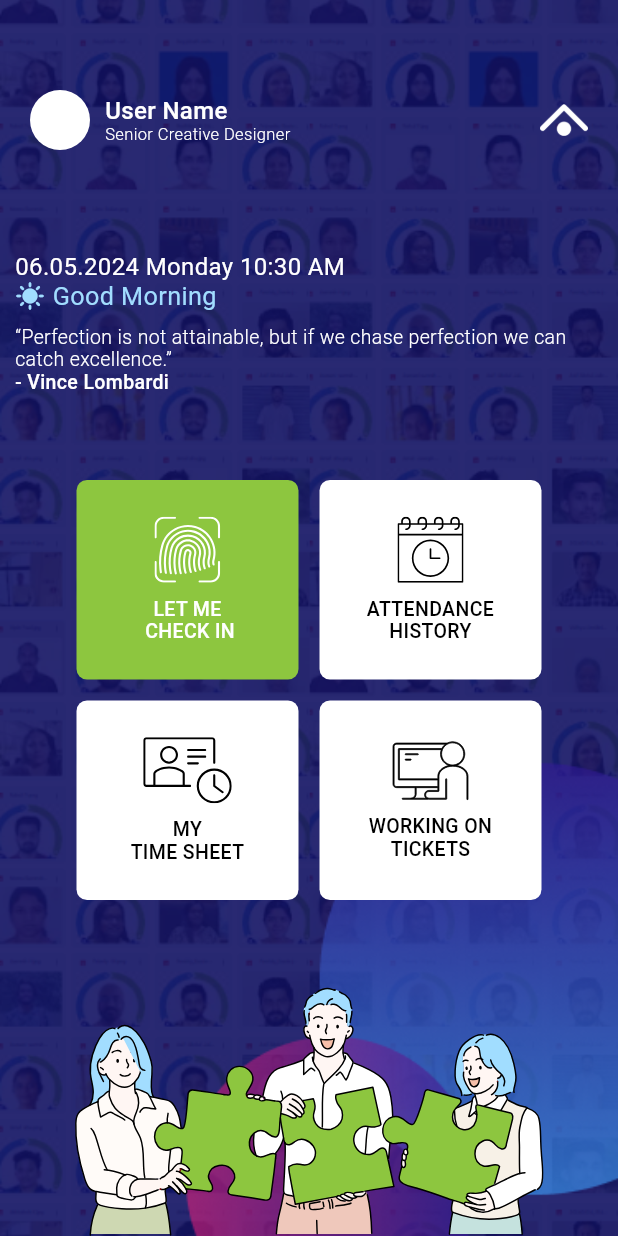
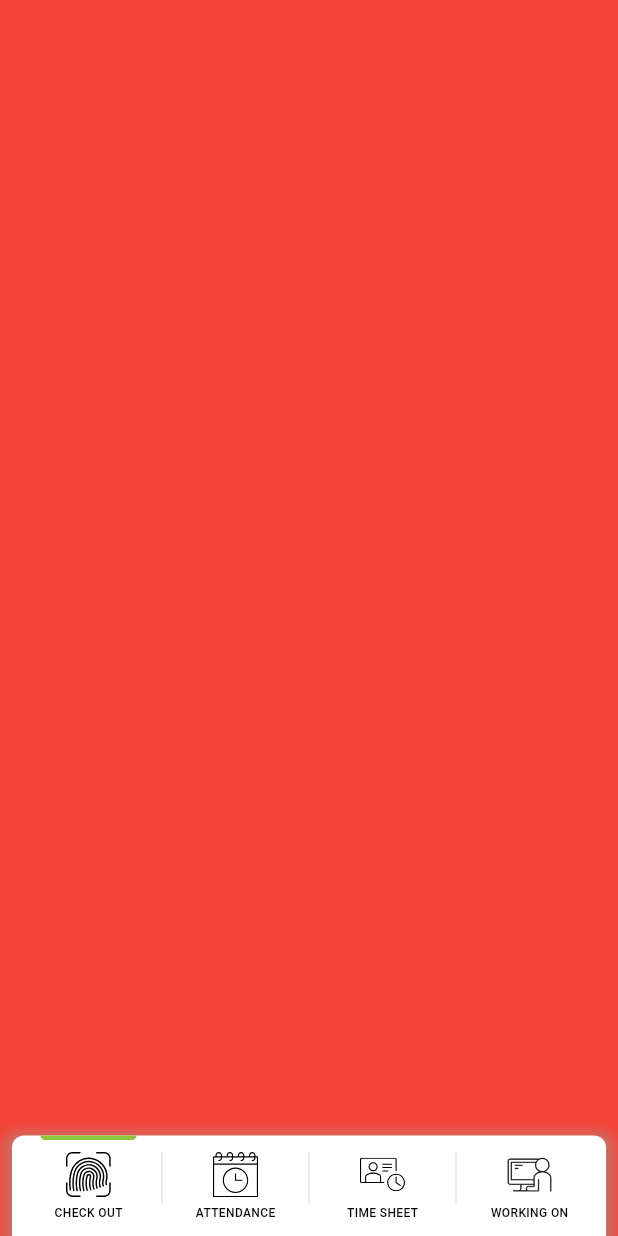
Before and after one commit to deepak-02/Tw-AttendanceUi, a Flutter app: the screen it shows after launch, after a tap on an icon or button, on a phone screen of 412 x 824 dp. Run offline on Flutter 3.47's test engine with Material 3 defaults, Android fonts, the phone set to English and light mode, and no system bars; our stand-ins replace flutter_svg, get.

Commit message:
bottom nav bar

```diff
--- a/lib/main.dart
+++ b/lib/main.dart
@@ -1,8 +1,16 @@
 import 'package:attendance/screens/otherScreens/splash_screen.dart';
 import 'package:flutter/material.dart';
+import 'package:flutter/services.dart';
 import 'package:get/get.dart';
 
 void main() {
+
+  SystemChrome.setSystemUIOverlayStyle(const SystemUiOverlayStyle(
+    statusBarColor: Colors.transparent,
+    statusBarIconBrightness: Brightness.light,
+  ));
+  WidgetsFlutterBinding.ensureInitialized();
+  SystemChrome.setPreferredOrientations([DeviceOrientation.portraitUp]);
   runApp(const MyApp());
 }
 
@@ -19,6 +27,7 @@ class MyApp extends StatelessWidget {
         colorScheme: ColorScheme.fromSeed(seedColor: const Color(0xff21206a)),
         useMaterial3: true,
       ),
+      // home: const Dashboard(),
       home: const SplashScreen(),
     );
   }
--- /dev/null
+++ b/lib/screens/home/dashboard/dashboard.dart
@@ -0,0 +1,169 @@
+import 'package:flutter/material.dart';
+
+import '../../../widgets/bottomNavBar/navbar_item.dart';
+
+class Dashboard extends StatefulWidget {
+  const Dashboard({super.key,  this.index});
+
+  final int ? index;
+  @override
+  DashboardState createState() => DashboardState();
+}
+
+class DashboardState extends State<Dashboard> {
+  int _currentIndex = 0;
+  late final PageController _pageController;
+
+  @override
+  void initState() {
+    super.initState();
+
+    if (widget.index != null) {
+      _currentIndex = widget.index!;
+    }
+
+    _pageController = PageController(initialPage: _currentIndex);
+
+    _pageController.addListener(() {
+      setState(() {
+        _currentIndex = _pageController.page!.round();
+      });
+    });
+
+  }
+
+
+  @override
+  void dispose() {
+    _pageController.dispose(); // Dispose the controller when the widget is disposed
+    super.dispose();
+  }
+
+  @override
+  Widget build(BuildContext context) {
+
+    List<Widget> pages = [
+      Container(color: Colors.red),
+      Container(color: Colors.green),
+      Container(color: Colors.blue),
+      Container(color: Colors.yellow),
+    ];
+
+    return PopScope(
+      canPop: _currentIndex== 0, // Disable back gesture if not on the first page
+      onPopInvoked: (bool didPop) {
+        if (!didPop) {
+          // Navigate to the first page if the back gesture was blocked
+          _pageController.jumpToPage(0);
+        }
+      },
+      child: Scaffold(
+        extendBody: true,
+        body: PageView.builder(
+          // physics: NeverScrollableScrollPhysics(),
+          controller: _pageController,
+          itemCount: 4, // Number of pages
+          itemBuilder: (context, index) {
+            return pages[index];
+          },
+        ),
+
+
+        bottomNavigationBar: Padding(
+          padding: const EdgeInsets.only(left: 8.0, right: 8.0),
+          child: Container(
+            decoration: BoxDecoration(
+              color: const Color(0xFFFFFFFF),
+              borderRadius: const BorderRadius.only(
+                topRight: Radius.circular(8),
+                topLeft: Radius.circular(8),
+              ),
+              boxShadow: [
+                BoxShadow(
+                  color: Colors.grey.withOpacity(0.5),
+                  spreadRadius: 5,
+                  blurRadius: 7,
+                  offset: const Offset(0, 3),
+                ),
+              ],
+            ),
+            child: Padding(
+              padding: const EdgeInsets.only(left: 10, right: 10, bottom: 10),
+              child: Row(
+                mainAxisAlignment: MainAxisAlignment.spaceEvenly,
+                children: <Widget>[
+                  NavbarItem(
+                    isSelected: _currentIndex == 0 ? true : false,
+                    toolTip: 'Check Out',
+                    onTap: () {
+                      setState(() {
+                        _currentIndex = 0;
+                        _pageController.jumpToPage(_currentIndex);
+                      });
+                    },
+                    svgImage: "assets/icons/let_me_checkin_dark.svg",
+                    text: 'CHECK OUT',
+                  ),
+                  const SizedBox(
+                    height: 35,
+                    child: VerticalDivider(
+                      color: Color(0xffe7e7e7),
+                    ),
+                  ),
+                  NavbarItem(
+                    isSelected: _currentIndex == 1 ? true : false,
+                    toolTip: 'Attendance',
+                    onTap: () {
+                      setState(() {
+                        _currentIndex = 1;
+                        _pageController.jumpToPage(_currentIndex);
+                      });
+                    },
+                    svgImage: "assets/icons/attendance_history_dark.svg",
+                    text: 'ATTENDANCE',
+                  ),
+                  const SizedBox(
+                    height: 35,
+                    child: VerticalDivider(
+                      color: Color(0xffe7e7e7),
+                    ),
+                  ),
+                  NavbarItem(
+                    isSelected: _currentIndex == 2 ? true : false,
+                    toolTip: 'Time Sheet',
+                    onTap: () {
+                      setState(() {
+                        _currentIndex = 2;
+                        _pageController.jumpToPage(_currentIndex);
+                      });
+                    },
+                    svgImage: "assets/icons/time_sheet_dark.svg",
+                    text: 'TIME SHEET',
+                  ),
+                  const SizedBox(
+                    height: 35,
+                    child: VerticalDivider(
+                      color: Color(0xffe7e7e7),
+                    ),
+                  ),
+                  NavbarItem(
+                    isSelected: _currentIndex == 3 ? true : false,
+                    toolTip: 'Working On',
+                    onTap: () {
+                      setState(() {
+                        _currentIndex = 3;
+                        _pageController.jumpToPage(_currentIndex);
+                      });
+                    },
+                    svgImage: "assets/icons/working_on_dark.svg",
+                    text: 'WORKING ON',
+                  ),
+                ],
+              ),
+            ),
+          ),
+        ),
+      ),
+    );
+  }
+}
--- a/lib/screens/home/home.dart
+++ b/lib/screens/home/home.dart
@@ -1,5 +1,6 @@
 import 'dart:async';
 
+import 'package:attendance/screens/home/dashboard/dashboard.dart';
 import 'package:flutter/material.dart';
 import 'package:flutter_svg/svg.dart';
 import 'package:get/get.dart';
@@ -58,9 +59,9 @@ class HomeState extends State<Home> {
                           padding: const EdgeInsets.all(10),
                           child: GestureDetector(
                             onTap: (){
-                              Get.to(ProfilePage(),
+                              Get.to(const ProfilePage(),
                                 transition: Transition.leftToRightWithFade,
-                                duration: const Duration(milliseconds: 800),);
+                                duration: const Duration(milliseconds: 500),);
                             },
                             child: Container(
                               height: 40,
@@ -192,28 +193,52 @@ class HomeState extends State<Home> {
                     runSpacing: 14,
                     children: [
                       HomeTile(
-                        onTap: (){},
+                        onTap: (){
+                          Get.to(
+                              const Dashboard(index: 0,),
+                            transition: Transition.zoom,
+                            duration: const Duration(milliseconds: 500),
+                          );
+                        },
                         backgroundColor: const Color(0xFF8DC63F),
                         img: "assets/icons/let_me_checkin_light.svg",
                         name: "LET ME\n CHECK IN",
                         textColor: Colors.white,
                       ),
                       HomeTile(
-                        onTap: (){},
+                        onTap: (){
+                          Get.to(
+                          const Dashboard(index: 1,),
+                          transition: Transition.zoom,
+                          duration: const Duration(milliseconds: 500),
+                        );
+                          },
                         backgroundColor: Colors.white,
                         img: "assets/icons/attendance_history_dark.svg",
                         name: "ATTENDANCE \nHISTORY",
                         textColor: Colors.black,
                       ),
                       HomeTile(
-                        onTap: (){},
+                        onTap: (){
+                          Get.to(
+                            const Dashboard(index: 2,),
+                            transition: Transition.zoom,
+                            duration: const Duration(milliseconds: 500),
+                          );
+                        },
                         backgroundColor: Colors.white,
                         img: "assets/icons/time_sheet_dark.svg",
                         name: "MY \nTIME SHEET",
                         textColor: Colors.black,
                       ),
                       HomeTile(
-                        onTap: (){},
+                        onTap: (){
+                          Get.to(
+                            const Dashboard(index: 3,),
+                            transition: Transition.zoom,
+                            duration: const Duration(milliseconds: 500),
+                          );
+                        },
                         backgroundColor: Colors.white,
                         img: "assets/icons/working_on_dark.svg",
                         name: "WORKING ON \nTICKETS",
--- a/lib/screens/otherScreens/splash_screen.dart
+++ b/lib/screens/otherScreens/splash_screen.dart
@@ -1,6 +1,5 @@
 import 'package:attendance/screens/home/home.dart';
 import 'package:flutter/material.dart';
-import 'package:flutter/services.dart';
 import 'package:get/get.dart';
 
 class SplashScreen extends StatefulWidget {
@@ -14,10 +13,10 @@ class _SplashScreenState extends State<SplashScreen> {
   @override
   void initState() {
     super.initState();
-    SystemChrome.setSystemUIOverlayStyle(const SystemUiOverlayStyle(
-      statusBarColor: Colors.transparent,
-      statusBarIconBrightness: Brightness.light,
-    ));
+    // SystemChrome.setSystemUIOverlayStyle(const SystemUiOverlayStyle(
+    //   statusBarColor: Colors.transparent,
+    //   statusBarIconBrightness: Brightness.light,
+    // ));
 
     Future.delayed(const Duration(seconds: 2), () {
       Get.offAll(
--- /dev/null
+++ b/lib/widgets/bottomNavBar/navbar_item.dart
@@ -0,0 +1,84 @@
+import 'package:flutter/material.dart';
+import 'package:flutter_svg/svg.dart';
+
+class NavbarItem extends StatelessWidget {
+  const NavbarItem({
+    super.key,
+    required this.toolTip,
+    required this.onTap,
+    required this.svgImage,
+    required this.text,
+    this.isSelected,
+  });
+
+  final String? toolTip;
+  final void Function()? onTap;
+  final String svgImage;
+  final String text;
+  final bool ? isSelected;
+
+  @override
+  Widget build(BuildContext context) {
+    return Column(
+      mainAxisAlignment: MainAxisAlignment.start,
+      crossAxisAlignment: CrossAxisAlignment.center,
+      mainAxisSize: MainAxisSize.min,
+      children: [
+        isSelected == true ?
+        Padding(
+          padding: const EdgeInsets.only(bottom: 8.0),
+          child: Container(
+            width: 64,
+            height: 3,
+            decoration: const ShapeDecoration(
+              color: Color(0xFF8DC63F),
+              shape: RoundedRectangleBorder(
+                borderRadius: BorderRadius.only(
+                  bottomLeft: Radius.circular(8),
+                  bottomRight: Radius.circular(8),
+                ),
+              ),
+            ),
+          ),
+        ) :
+        const Padding(
+          padding: EdgeInsets.only(bottom: 8.0),
+          child: SizedBox(
+            width: 64,
+            height: 3,
+          ),
+        ),
+
+        Tooltip(
+          message: toolTip ?? '',
+          child: GestureDetector(
+            onTap: onTap,
+            child: Column(
+              mainAxisSize: MainAxisSize.min,
+              children: [
+                SvgPicture.asset(
+                  svgImage,
+                  width: 30,
+                  height: 30,
+                ),
+                Padding(
+                  padding: const EdgeInsets.only(top: 5.0),
+                  child: Text(
+                    text,
+                    textAlign: TextAlign.center,
+                    style: const TextStyle(
+                      color: Colors.black,
+                      fontSize: 8,
+                      fontWeight: FontWeight.w500,
+                      // height: 0.13,
+                    ),
+                  ),
+                )
+              ],
+            ),
+          ),
+        ),
+      ],
+    );
+  }
+}
```
